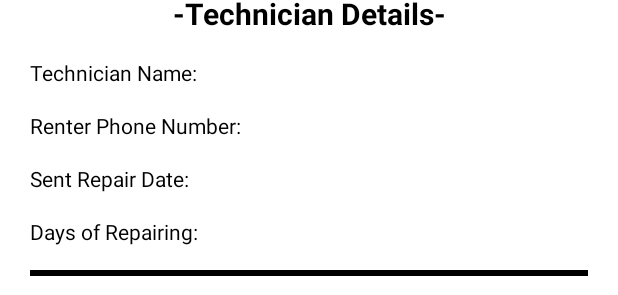
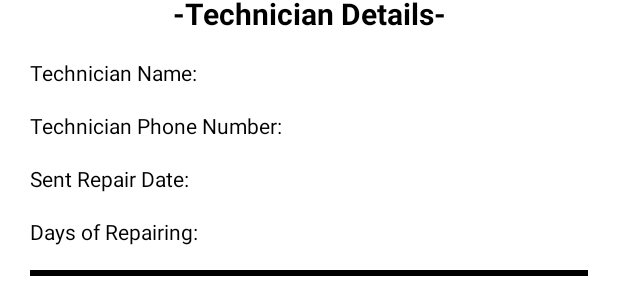
Before and after one commit to tks28/Rent4U, an Android app: the layout damaged_car_details.xml on its own in the app's theme, with its tools: preview values and no code run, on a phone screen of 412 x 824 dp. Shown: the part 496-791 px from the top of the screen. Run offline under Robolectric (Android 15) with nearby library versions, the phone set to English and light mode, and no system bars.

Commit message:
Update damaged_car_details.xml

```diff
--- a/app/src/main/res/layout/damaged_car_details.xml
+++ b/app/src/main/res/layout/damaged_car_details.xml
@@ -97,7 +97,7 @@
                 android:layout_width="wrap_content"
                 android:layout_height="wrap_content"
                 android:layout_marginTop="16dp"
-                android:text="Renter Phone Number: "
+                android:text="Technician Phone Number: "
                 android:textColor="@color/black"
                 app:layout_constraintStart_toStartOf="parent"
                 app:layout_constraintTop_toBottomOf="@id/technicianName"
```
